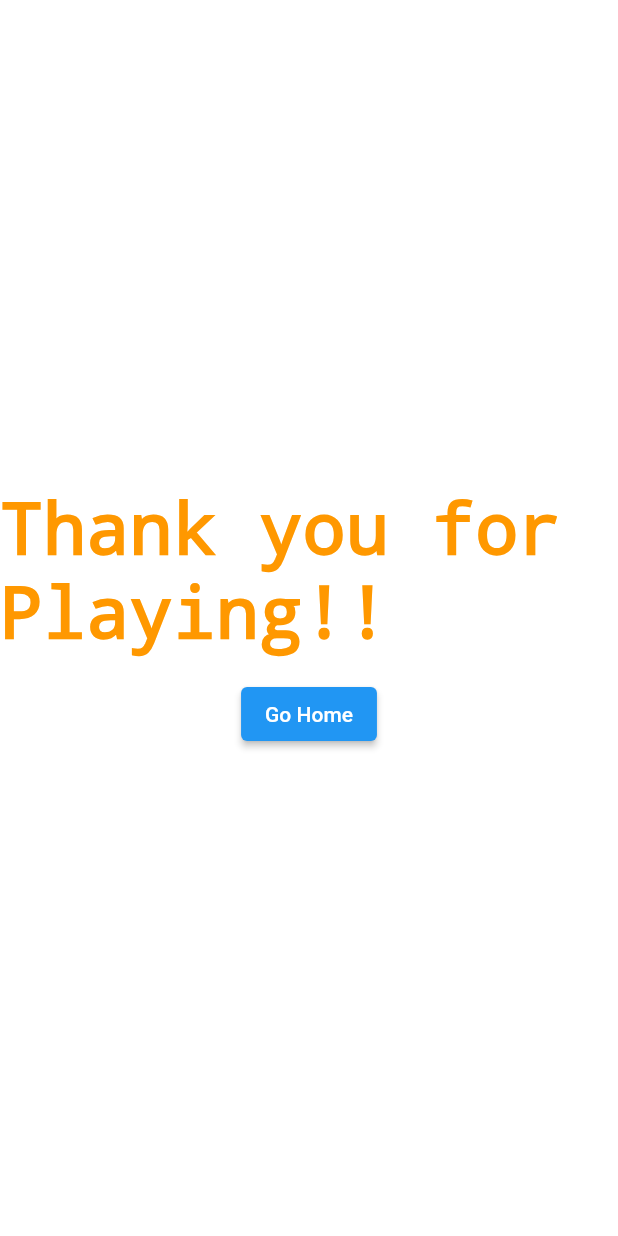
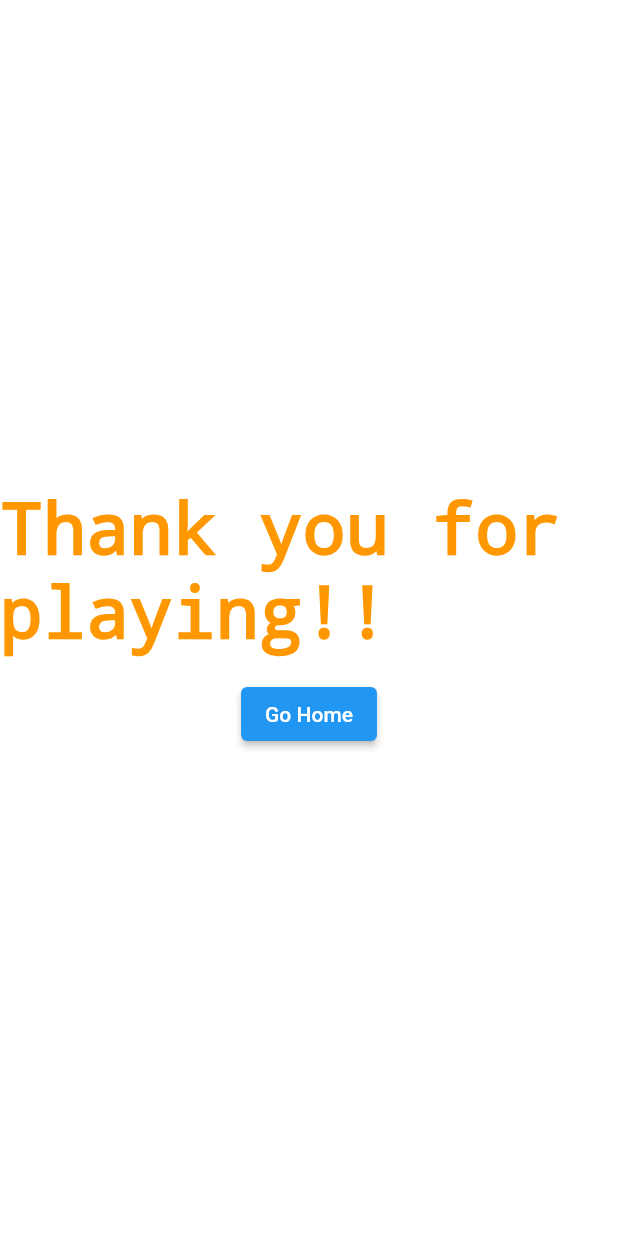
Before and after one commit to rtomooka/guess_the_city, a Flutter app: the ResultScreen screen opened by its route, on a phone screen of 412 x 824 dp. Run offline on Flutter 3.47's test engine with Material 2 defaults, Android fonts, the phone set to English and light mode, and no system bars; our stand-ins replace flutter_animate, flutter_riverpod, freezed_annotation, go_router, path_drawing; project files that could hold a hidden picture were left out.

Commit message:
文字を小文字に変更

```diff
--- a/lib/view/result_screen.dart
+++ b/lib/view/result_screen.dart
@@ -11,7 +11,7 @@ class ResultScreen extends StatelessWidget {
         mainAxisAlignment: MainAxisAlignment.center,
         children: [
           Text(
-            'Thank you for Playing!!',
+            'Thank you for playing!!',
             style: TextStyle(
               color: Colors.orange,
               decoration: TextDecoration.none,
```
